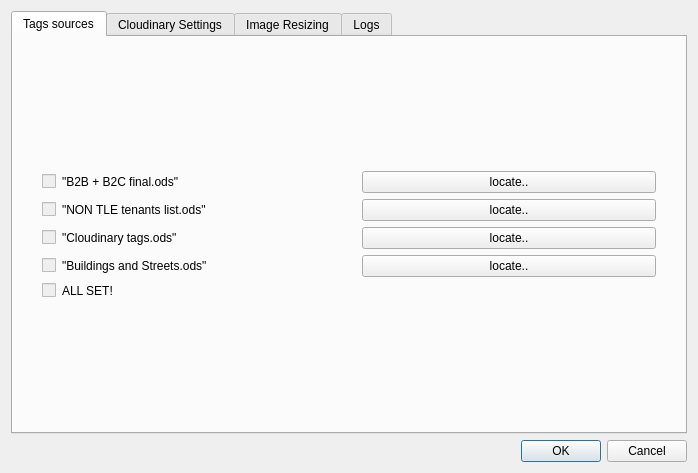
Before: the Qt Designer form ui/settingsDialog.ui in infoPh83/happyTag, drawn with Qt 5.
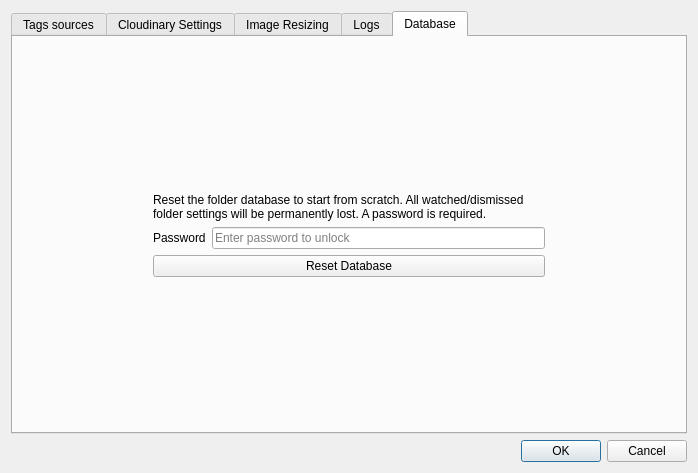
After: the same form once the commit is applied. The open tabs and pages were chosen to show the change.

The edit to the form file:
```diff
--- a/ui/settingsDialog.ui
+++ b/ui/settingsDialog.ui
@@ -590,6 +590,111 @@
        </item>
       </layout>
      </widget>
+     <widget class="QWidget" name="databaseSettingsTab">
+      <attribute name="title">
+       <string>Database</string>
+      </attribute>
+      <layout class="QVBoxLayout" name="verticalLayout_db">
+       <item>
+        <spacer name="verticalSpacer_db1">
+         <property name="orientation">
+          <enum>Qt::Vertical</enum>
+         </property>
+         <property name="sizeHint" stdset="0">
+          <size>
+           <width>20</width>
+           <height>40</height>
+          </size>
+         </property>
+        </spacer>
+       </item>
+       <item>
+        <layout class="QHBoxLayout" name="horizontalLayout_db" stretch="1,3,1">
+         <item>
+          <spacer name="horizontalSpacer_db1">
+           <property name="orientation">
+            <enum>Qt::Horizontal</enum>
+           </property>
+           <property name="sizeHint" stdset="0">
+            <size>
+             <width>40</width>
+             <height>20</height>
+            </size>
+           </property>
+          </spacer>
+         </item>
+         <item>
+          <layout class="QVBoxLayout" name="verticalLayout_db_inner">
+           <item>
+            <widget class="QLabel" name="dbResetDescLabel">
+             <property name="text">
+              <string>Reset the folder database to start from scratch. All watched/dismissed folder settings will be permanently lost. A password is required.</string>
+             </property>
+             <property name="wordWrap">
+              <bool>true</bool>
+             </property>
+            </widget>
+           </item>
+           <item>
+            <layout class="QHBoxLayout" name="dbPasswordLayout">
+             <item>
+              <widget class="QLabel" name="dbPasswordLabel">
+               <property name="text">
+                <string>Password</string>
+               </property>
+              </widget>
+             </item>
+             <item>
+              <widget class="QLineEdit" name="dbPasswordInput">
+               <property name="echoMode">
+                <enum>QLineEdit::Password</enum>
+               </property>
+               <property name="placeholderText">
+                <string>Enter password to unlock</string>
+               </property>
+              </widget>
+             </item>
+            </layout>
+           </item>
+           <item>
+            <widget class="QPushButton" name="resetDbButton">
+             <property name="text">
+              <string>Reset Database</string>
+             </property>
+            </widget>
+           </item>
+          </layout>
+         </item>
+         <item>
+          <spacer name="horizontalSpacer_db2">
+           <property name="orientation">
+            <enum>Qt::Horizontal</enum>
+           </property>
+           <property name="sizeHint" stdset="0">
+            <size>
+             <width>40</width>
+             <height>20</height>
+            </size>
+           </property>
+          </spacer>
+         </item>
+        </layout>
+       </item>
+       <item>
+        <spacer name="verticalSpacer_db2">
+         <property name="orientation">
+          <enum>Qt::Vertical</enum>
+         </property>
+         <property name="sizeHint" stdset="0">
+          <size>
+           <width>20</width>
+           <height>139</height>
+          </size>
+         </property>
+        </spacer>
+       </item>
+      </layout>
+     </widget>
     </widget>
    </item>
    <item>
```
